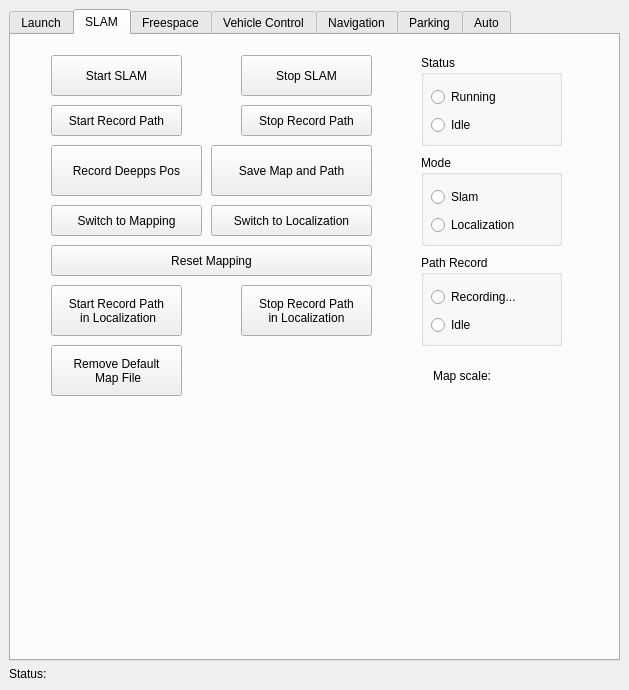
The window that src/rqt_state_machine/state_machine_controller.ui (JingruiYu/rqt_state_machine) describes before a commit, drawn with Qt 5.
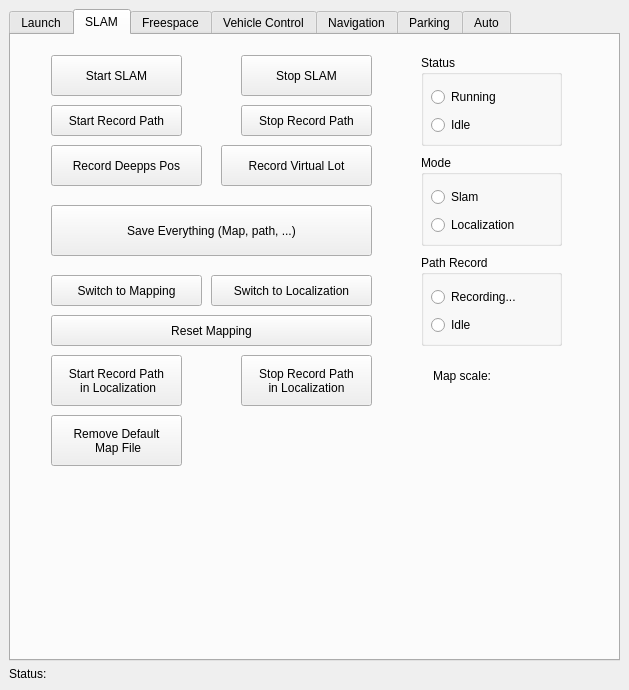
The same window after the commit. The open tabs and pages were chosen to show the change.

Commit message: add function to record virtual parkinglot

The edit to the form file:
```diff
--- a/src/rqt_state_machine/state_machine_controller.ui
+++ b/src/rqt_state_machine/state_machine_controller.ui
@@ -355,21 +355,21 @@
          <widget class="QPushButton" name="saveMapPath">
           <property name="geometry">
            <rect>
-            <x>200</x>
-            <y>110</y>
-            <width>161</width>
+            <x>40</x>
+            <y>170</y>
+            <width>321</width>
             <height>51</height>
            </rect>
           </property>
           <property name="text">
-           <string>Save Map and Path</string>
+           <string>Save Everything (Map, path, ...)</string>
           </property>
          </widget>
          <widget class="QPushButton" name="switchMapping">
           <property name="geometry">
            <rect>
             <x>40</x>
-            <y>170</y>
+            <y>240</y>
             <width>151</width>
             <height>31</height>
            </rect>
@@ -382,7 +382,7 @@
           <property name="geometry">
            <rect>
             <x>200</x>
-            <y>170</y>
+            <y>240</y>
             <width>161</width>
             <height>31</height>
            </rect>
@@ -395,7 +395,7 @@
           <property name="geometry">
            <rect>
             <x>40</x>
-            <y>210</y>
+            <y>280</y>
             <width>321</width>
             <height>31</height>
            </rect>
@@ -408,7 +408,7 @@
           <property name="geometry">
            <rect>
             <x>40</x>
-            <y>250</y>
+            <y>320</y>
             <width>131</width>
             <height>51</height>
            </rect>
@@ -422,7 +422,7 @@
           <property name="geometry">
            <rect>
             <x>230</x>
-            <y>250</y>
+            <y>320</y>
             <width>131</width>
             <height>51</height>
            </rect>
@@ -438,7 +438,7 @@
             <x>40</x>
             <y>110</y>
             <width>151</width>
-            <height>51</height>
+            <height>41</height>
            </rect>
           </property>
           <property name="text">
@@ -449,7 +449,7 @@
           <property name="geometry">
            <rect>
             <x>40</x>
-            <y>310</y>
+            <y>380</y>
             <width>131</width>
             <height>51</height>
            </rect>
@@ -647,6 +647,19 @@
            <set>Qt::AlignLeading|Qt::AlignLeft|Qt::AlignVCenter</set>
           </property>
          </widget>
+         <widget class="QPushButton" name="recordDeeppsVirtualParkinglot">
+          <property name="geometry">
+           <rect>
+            <x>210</x>
+            <y>110</y>
+            <width>151</width>
+            <height>41</height>
+           </rect>
+          </property>
+          <property name="text">
+           <string>Record Virtual Lot</string>
+          </property>
+         </widget>
         </widget>
         <widget class="QWidget" name="tabFreespace">
          <attribute name="title">
```
The commit also changes 2 other files.
